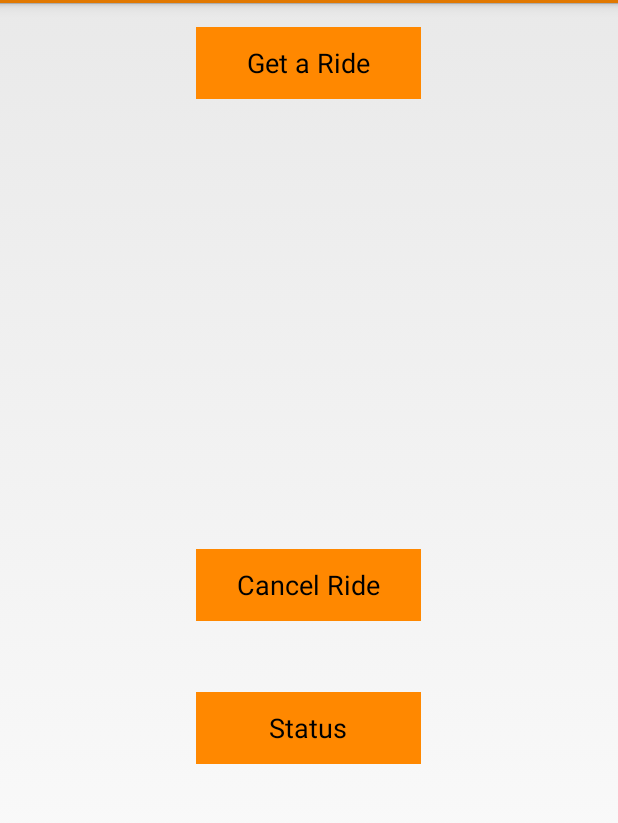
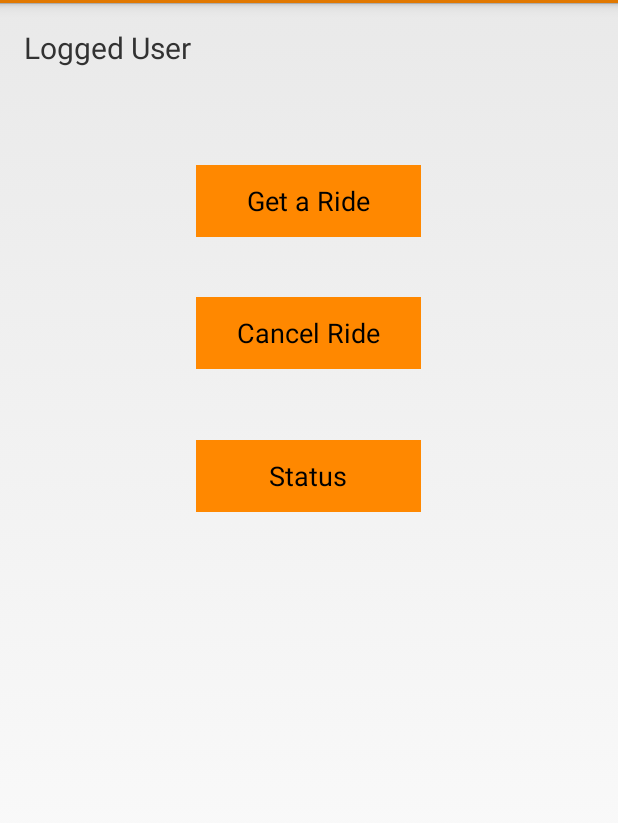
Before and after one commit to hemanthgeddada/B, an Android app: the UserHome screen opened directly, with no data from a screen before it, on a phone screen of 412 x 824 dp, the part 69-892 px from its top. Run offline under Robolectric (Android 15) with nearby library versions, the phone set to English and light mode, and no system bars.

Commit message:
changes on 3/13/2015

```diff
--- a/newsubdir/app/src/main/AndroidManifest.xml
+++ b/newsubdir/app/src/main/AndroidManifest.xml
@@ -48,11 +48,11 @@
         </activity>
         <activity
             android:name=".DriverHome"
-            android:label="@string/title_activity_driver_home" >
+            android:label="MavRide" >
         </activity>
         <activity
             android:name=".DriverHomePage"
-            android:label="@string/title_activity_driver_home_page" >
+            android:label="MavRide" >
         </activity>
         <activity
             android:name=".DriverOptions"
--- a/newsubdir/app/src/main/java/com/example/dell/mavride/Login.java
+++ b/newsubdir/app/src/main/java/com/example/dell/mavride/Login.java
@@ -76,7 +76,7 @@ public class Login extends Activity {
                                         String objectId = parseObject.getObjectId();
                                         Toast.makeText(getApplicationContext(), objectId, Toast.LENGTH_LONG).show();
                                         Intent userHome = new Intent(getApplicationContext(), UserHome.class);
-                                        userHome.putExtra("objectID",objectId);
+                                       // userHome.putExtra("objectID",objectId);
                                         startActivity(userHome);
                                     }
                                 }
--- a/newsubdir/app/src/main/java/com/example/dell/mavride/UserHome.java
+++ b/newsubdir/app/src/main/java/com/example/dell/mavride/UserHome.java
@@ -7,10 +7,18 @@ import android.view.Menu;
 import android.view.MenuItem;
 import android.view.View;
 import android.widget.Button;
+import android.widget.TextView;
+
+import com.parse.GetCallback;
+import com.parse.ParseException;
+import com.parse.ParseObject;
+import com.parse.ParseQuery;
 //import android.widget.Toast;
 
 
 public class UserHome extends Activity {
+   // String objectid;
+   // protected TextView UserLoggedName;
     protected Button btnr;
     protected Button btnc;
     protected Button btns;
@@ -25,6 +33,20 @@ public class UserHome extends Activity {
         btnc = (Button)findViewById(R.id.btncride);
         btns = (Button)findViewById(R.id.btnstatus);
 
+        /*Intent intent=getIntent();
+        objectid = intent.getStringExtra("objectID");
+        UserLoggedName = (TextView)findViewById(R.id.txtViewUser);
+        ParseQuery<ParseObject> query = ParseQuery.getQuery("Registration");
+        query.getInBackground(objectid , new GetCallback<ParseObject>() {
+            public void done(ParseObject object, ParseException e) {
+                if (e == null) {
+                    final String UserLogged = object.getString("First_Name");
+                    UserLoggedName.setText("Welcome "+ UserLogged);
+                } else {
+                    // something went wrong
+                }
+            }
+        }); */
         btnr.setOnClickListener(new View.OnClickListener() {
             @Override
             public void onClick(View v) {
--- a/newsubdir/app/src/main/res/layout/activity_driver_home_page.xml
+++ b/newsubdir/app/src/main/res/layout/activity_driver_home_page.xml
@@ -8,10 +8,9 @@
     android:clickable="true">
 
     <TextView
-        android:layout_width="170dp"
+        android:layout_width="match_parent"
         android:layout_height="48dp"
         android:textAppearance="?android:attr/textAppearanceMedium"
-        android:text="Driver Home"
         android:textStyle="normal"
         android:textSize="20sp"
         android:layout_marginTop="3dp"
--- a/newsubdir/app/src/main/res/layout/activity_user_home.xml
+++ b/newsubdir/app/src/main/res/layout/activity_user_home.xml
@@ -14,8 +14,9 @@
         android:text="Get a Ride"
         android:id="@+id/btnride"
         android:background="#ff8800"
-        android:layout_above="@+id/btnride"
-        android:layout_centerHorizontal="true" />
+        android:layout_below="@+id/txtViewUser"
+        android:layout_centerHorizontal="true"
+        android:layout_marginTop="44dp" />
 
     <Button
         android:layout_width="150dp"
@@ -23,8 +24,8 @@
         android:text="Cancel Ride"
         android:id="@+id/btncride"
         android:background="#ff8800"
-        android:layout_marginTop="47dp"
-        android:layout_centerVertical="true"
+        android:layout_marginTop="40dp"
+        android:layout_below="@+id/btnride"
         android:layout_alignLeft="@+id/btnride"
         android:layout_alignStart="@+id/btnride" />
 
@@ -39,4 +40,15 @@
         android:layout_alignLeft="@+id/btncride"
         android:layout_alignStart="@+id/btncride" />
 
+    <TextView
+        android:layout_width="wrap_content"
+        android:layout_height="48dp"
+        android:text="Logged User"
+        android:id="@+id/txtViewUser"
+        android:layout_alignParentTop="true"
+        android:layout_alignParentLeft="true"
+        android:layout_alignParentStart="true"
+        android:textStyle="normal"
+        android:textSize="20sp"/>
+
 </RelativeLayout>
```
Also changed, not shown: newsubdir/app/src/main/java/com/example/dell/mavride/DriverHomePage.java (+20 -1 lines), newsubdir/app/src/main/java/com/example/dell/mavride/RequestAdapter.java (+4 -4 lines), newsubdir/app/src/main/res/layout/activity_driver_home.xml (+18 -0 lines).
